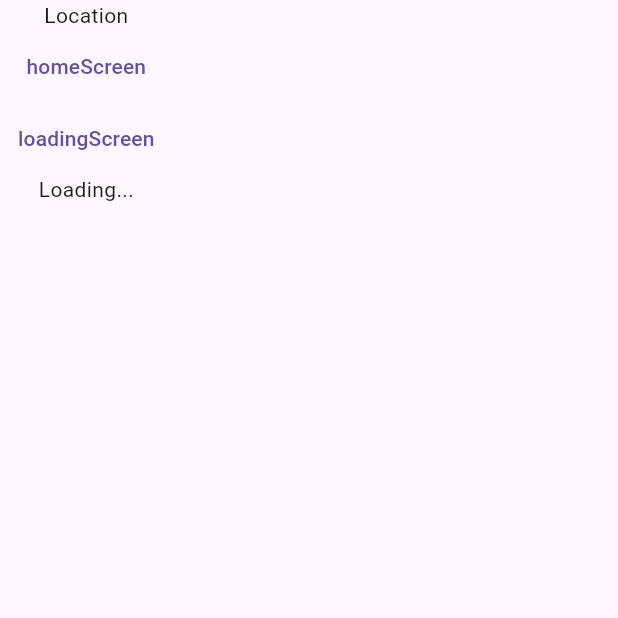
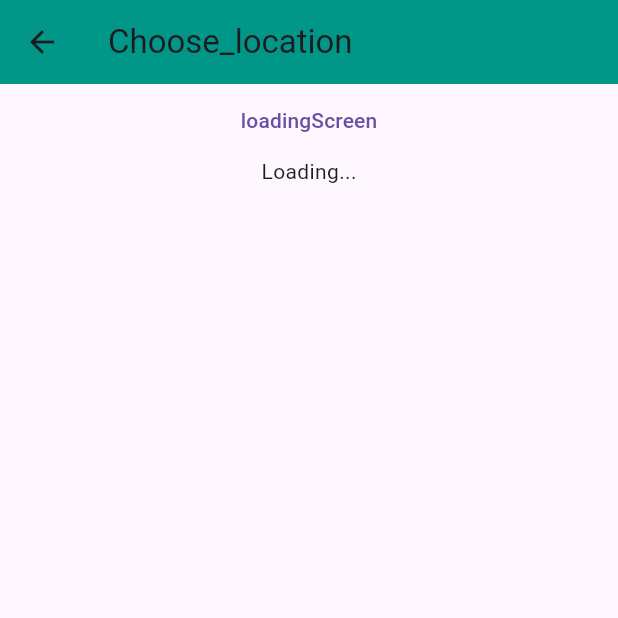
Before and after one commit to LukesRepositories/flutter_worldtime_app, a Flutter app: the screen it shows after launch, after a tap on "locationScreen", on a phone screen of 412 x 824 dp, the top half of it. Run offline on Flutter 3.47's test engine with Material 3 defaults, Android fonts, the phone set to English and light mode, and no system bars; network calls fail.

```diff
--- a/lib/pages/choose_location.dart
+++ b/lib/pages/choose_location.dart
@@ -21,7 +21,7 @@ class _ChooseLocationState extends State<ChooseLocation> {
 
   void getData() async {
     Response response = await get(Uri.parse('https://jsonplaceholder.typicode.com/todos/1'));
-    Map data = jsonDecode(response.body) as Map;
+    Map data = jsonDecode(response.body);
     print(data);
     setState(() {
       foo1 = data['title'];
@@ -30,16 +30,12 @@ class _ChooseLocationState extends State<ChooseLocation> {
 
   @override
   Widget build(BuildContext context) {
-    getData();
     return Scaffold(
       body: Column(
         children: [
-          SafeArea(child: Text("Location")),
-          TextButton(
-            onPressed: () {
-              Navigator.pushNamed(context, '/home');
-            },
-            child: Text("homeScreen"),
+          AppBar(
+            backgroundColor: Colors.teal,
+            title: Text("Choose_location"),
           ),
           TextButton(
             onPressed: () {
--- a/lib/pages/loading.dart
+++ b/lib/pages/loading.dart
@@ -1,4 +1,6 @@
 import 'package:flutter/material.dart';
+import 'package:http/http.dart';
+import 'dart:convert';
 
 class Loading extends StatefulWidget {
   const Loading({super.key});
@@ -8,6 +10,28 @@ class Loading extends StatefulWidget {
 }
 
 class _LoadingState extends State<Loading> {
+
+  String location = "";
+  String time = "";
+
+  void getTime() async {
+    Response response = await get(Uri.parse('https://timeapi.io/api/TimeZone/zone?timeZone=Europe/London'));
+    Map data = jsonDecode(response.body);
+    print(data);
+    location = data['timeZone'];
+    time = data['currentLocalTime'];
+
+    print(location);
+    print(time);
+  }
+
+  @override
+  void initState() {
+    // TODO: implement initState
+    super.initState();
+    getTime();
+  }
+
   @override
   Widget build(BuildContext context) {
     return Scaffold(
@@ -15,6 +39,7 @@ class _LoadingState extends State<Loading> {
         backgroundColor: Colors.teal,
         title: Text("Loading"),
       ),
+
     );
   }
 }
```
